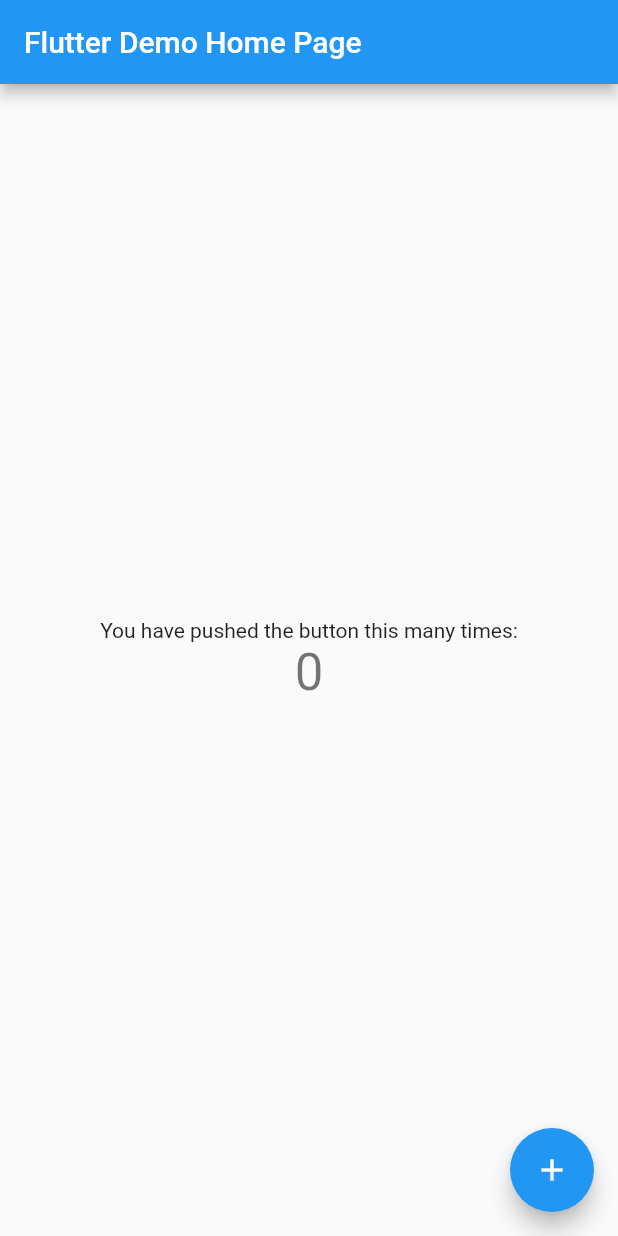
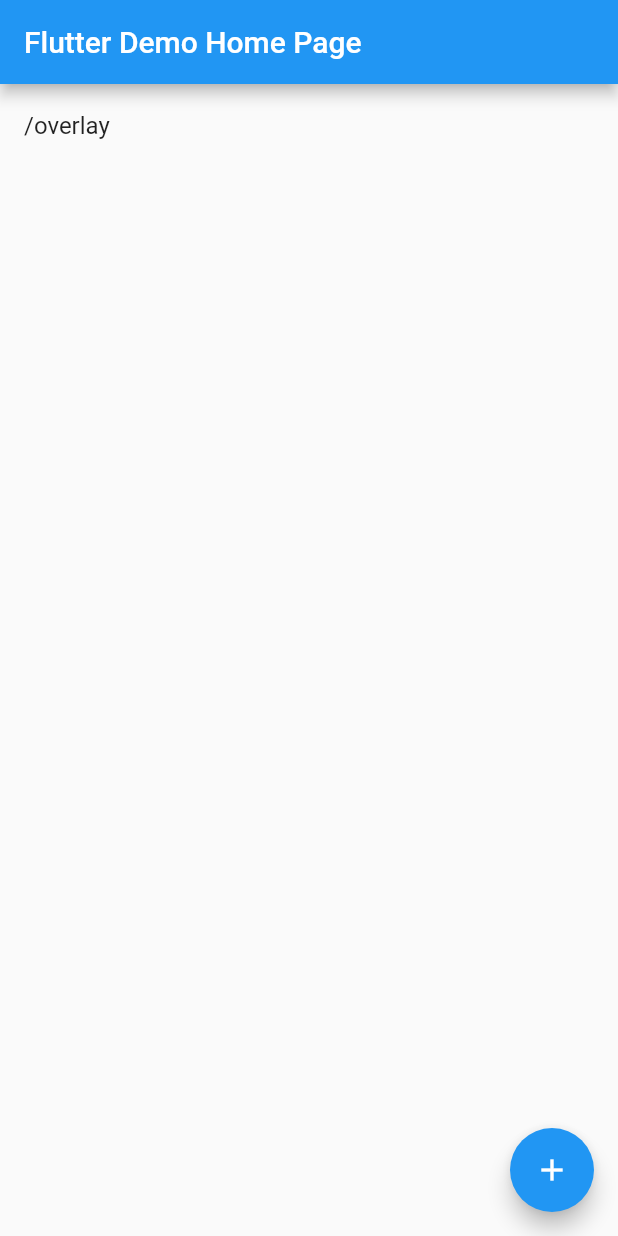
Before and after one commit to terryli0925/flutter_test_sample, a Flutter app: the screen it shows after launch, on a phone screen of 412 x 824 dp. Run offline on Flutter 3.47's test engine with Material 2 defaults, Android fonts, the phone set to English and light mode, and no system bars.

Commit message:
Add navigation sample

```diff
--- a/lib/main.dart
+++ b/lib/main.dart
@@ -1,47 +1,54 @@
 import 'package:flutter/material.dart';
+import 'package:fluttertestapp/overlay_entry/overlay_entry.dart';
+import 'package:fluttertestapp/unknown.dart';
 
 void main() {
   runApp(MyApp());
 }
 
 class MyApp extends StatelessWidget {
-  // This widget is the root of your application.
+  static Map<String, WidgetBuilder> routes = {
+    '/': (context) => MyHomePage(title: 'Flutter Demo Home Page'),
+    '/overlay': (context) => OverlayEntryScreen(),
+  };
+
+  /// The [MaterialApp] configures the top-level [Navigator] to search for routes
+  /// in the following order:
+  ///
+  ///  1. For the `/` route, the [home] property, if non-null, is used.
+  ///
+  ///  2. Otherwise, the [routes] table is used, if it has an entry for the route.
+  ///
+  ///  3. Otherwise, [onGenerateRoute] is called, if provided. It should return a
+  ///     non-null value for any _valid_ route not handled by [home] and [routes].
+  ///
+  ///  4. Finally if all else fails [onUnknownRoute] is called.
   @override
   Widget build(BuildContext context) {
     return MaterialApp(
       title: 'Flutter Demo',
       theme: ThemeData(
-        // This is the theme of your application.
-        //
-        // Try running your application with "flutter run". You'll see the
-        // application has a blue toolbar. Then, without quitting the app, try
-        // changing the primarySwatch below to Colors.green and then invoke
-        // "hot reload" (press "r" in the console where you ran "flutter run",
-        // or simply save your changes to "hot reload" in a Flutter IDE).
-        // Notice that the counter didn't reset back to zero; the application
-        // is not restarted.
         primarySwatch: Colors.blue,
         // This makes the visual density adapt to the platform that you run
         // the app on. For desktop platforms, the controls will be smaller and
         // closer together (more dense) than on mobile platforms.
         visualDensity: VisualDensity.adaptivePlatformDensity,
       ),
-      home: MyHomePage(title: 'Flutter Demo Home Page'),
+      routes: routes,
+      onGenerateRoute: (settings) {
+        print('Unhandled route: ${settings.name}');
+        return null;
+      },
+      onUnknownRoute: (settings) {
+        print('Unknown route: ${settings.name}');
+        return MaterialPageRoute(builder: (context) => UnknownScreen());
+      },
     );
   }
 }
 
 class MyHomePage extends StatefulWidget {
   MyHomePage({Key key, this.title}) : super(key: key);
-
-  // This widget is the home page of your application. It is stateful, meaning
-  // that it has a State object (defined below) that contains fields that affect
-  // how it looks.
-
-  // This class is the configuration for the state. It holds the values (in this
-  // case the title) provided by the parent (in this case the App widget) and
-  // used by the build method of the State. Fields in a Widget subclass are
-  // always marked "final".
 
   final String title;
 
@@ -54,57 +61,29 @@ class _MyHomePageState extends State<MyHomePage> {
 
   void _incrementCounter() {
     setState(() {
-      // This call to setState tells the Flutter framework that something has
-      // changed in this State, which causes it to rerun the build method below
-      // so that the display can reflect the updated values. If we changed
-      // _counter without calling setState(), then the build method would not be
-      // called again, and so nothing would appear to happen.
       _counter++;
     });
   }
 
   @override
   Widget build(BuildContext context) {
-    // This method is rerun every time setState is called, for instance as done
-    // by the _incrementCounter method above.
-    //
-    // The Flutter framework has been optimized to make rerunning build methods
-    // fast, so that you can just rebuild anything that needs updating rather
-    // than having to individually change instances of widgets.
+    List<String> list = MyApp.routes.keys.toList();
     return Scaffold(
       appBar: AppBar(
-        // Here we take the value from the MyHomePage object that was created by
-        // the App.build method, and use it to set our appbar title.
         title: Text(widget.title),
       ),
-      body: Center(
-        // Center is a layout widget. It takes a single child and positions it
-        // in the middle of the parent.
-        child: Column(
-          // Column is also a layout widget. It takes a list of children and
-          // arranges them vertically. By default, it sizes itself to fit its
-          // children horizontally, and tries to be as tall as its parent.
-          //
-          // Invoke "debug painting" (press "p" in the console, choose the
-          // "Toggle Debug Paint" action from the Flutter Inspector in Android
-          // Studio, or the "Toggle Debug Paint" command in Visual Studio Code)
-          // to see the wireframe for each widget.
-          //
-          // Column has various properties to control how it sizes itself and
-          // how it positions its children. Here we use mainAxisAlignment to
-          // center the children vertically; the main axis here is the vertical
-          // axis because Columns are vertical (the cross axis would be
-          // horizontal).
-          mainAxisAlignment: MainAxisAlignment.center,
-          children: <Widget>[
-            Text(
-              'You have pushed the button this many times:',
-            ),
-            Text(
-              '$_counter',
-              style: Theme.of(context).textTheme.headline4,
-            ),
-          ],
+      body: ListView.builder(
+        itemCount: MyApp.routes.length - 1,
+        itemBuilder: (context, index) => ListTile(
+          title: Text(
+            list[index + 1],
+          ),
+          onTap: () {
+            Navigator.pushNamed(
+              context,
+              list[index + 1],
+            );
+          },
         ),
       ),
       floatingActionButton: FloatingActionButton(
```
Also changed, not shown: lib/overlay_entry/overlay_entry.dart (added, +18 -0 lines), lib/unknown.dart (added, +13 -0 lines).
